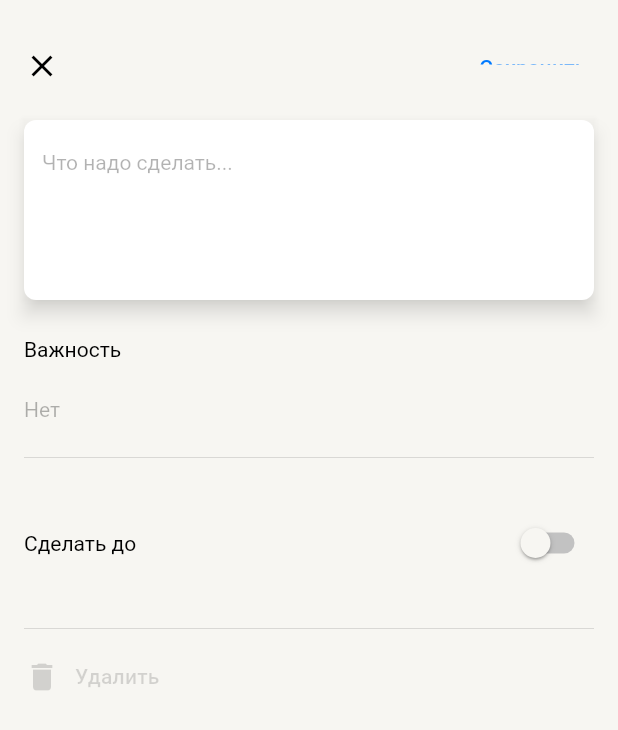
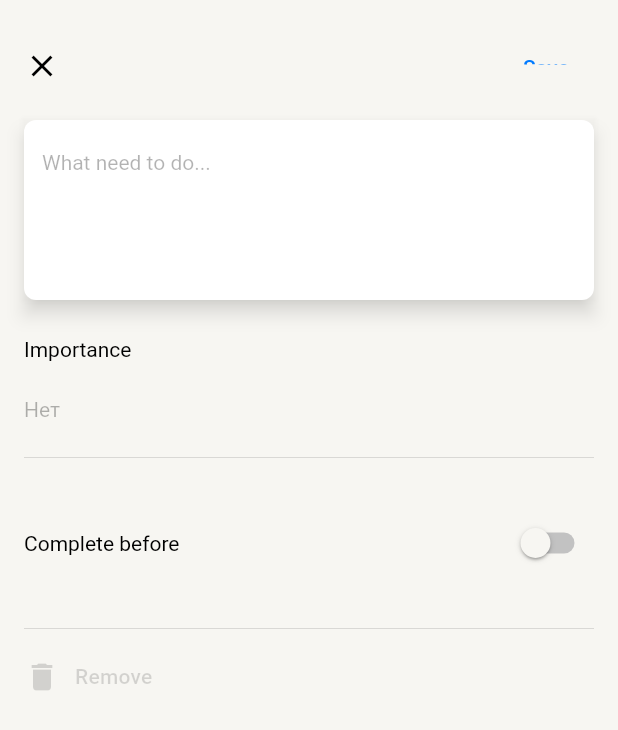
Before and after one commit to dslmnvv/todo_list, a Flutter app: the screen it shows after launch, after a tap on the "visibility off" icon, after a tap on the "add" icon, on a phone screen of 412 x 824 dp. Shown: the top 730 px of the screen. Run offline on Flutter 3.47's test engine with Material 2 defaults, Android fonts, the light colour scheme and no system bars; our stand-ins replace dio, logger, shared_preferences, sqflite_common_ffi; accounts and stored records are empty; generated files the repository leaves out were written again; network calls fail.

Commit message:
add: localizations

```diff
--- /dev/null
+++ b/l10n.yaml
@@ -0,0 +1,3 @@
+arb-dir: lib/src/_common/l10n
+template-arb-file: app_ru.arb
+output-localization-file: app_localization.dart
--- /dev/null
+++ b/lib/src/_common/l10n/app_en.arb
@@ -0,0 +1,15 @@
+{
+    "language" : "English",
+    "myTasks" : "My Tasks",
+    "done" : "Done",
+    "newk" : "New",
+    "hooray" : "Hooray, all things are done",
+    "save" : "Save",
+    "whatNeed" : "What need to do...",
+    "makeUp" : "Complete before",
+    "remove" : "Remove",
+    "no" : "No",
+    "low" : "Low",
+    "high" : "High",
+    "importance" : "Importance"
+}
--- /dev/null
+++ b/lib/src/_common/l10n/s.dart
@@ -0,0 +1,10 @@
+import 'package:flutter/material.dart';
+
+import 'package:flutter_localizations/flutter_localizations.dart';
+
+class S{
+  static final all = [
+    const Locale('en'),
+    const Locale('ru'),
+  ];
+}
--- a/lib/src/presentation/pages/add_task_page.dart
+++ b/lib/src/presentation/pages/add_task_page.dart
@@ -1,5 +1,3 @@
-import 'dart:developer';
-
 import 'package:flutter/material.dart';
 import 'package:provider/provider.dart';
 import 'package:todo_list/src/domain/models/task.dart';
@@ -9,6 +7,7 @@ import 'package:todo_list/src/presentation/style/style_library.dart';
 import 'package:todo_list/src/presentation/style/theme/style_theme.dart';
 import 'package:todo_list/src/routing/navigation_service.dart';
 import 'package:uuid/uuid.dart';
+import 'package:flutter_gen/gen_l10n/app_localization.dart';
 
 class TaskArgs {
   final Task? task;
@@ -32,7 +31,7 @@ class AddTaskPage extends StatelessWidget {
   Widget build(BuildContext context) {
     return ChangeNotifierProvider(
         create: (context) => AddTaskProvider(task ?? Task.empty(
-          id: Uuid().v1()
+          id: const Uuid().v1()
         )),
         child: Builder(
           builder: (context) {
@@ -55,12 +54,12 @@ class AddTaskPage extends StatelessWidget {
                       onPressed: (task != null && index != null)
                           ? () => state.change(index!, task!)
                           : state.save,
-                      child: const Text('Сохранить'),
+                      child:  Text(AppLocalizations.of(context)!.save),
                     ),
                   ),
                 ),
                 body: SingleChildScrollView(
-                  physics: BouncingScrollPhysics(),
+                  physics: const BouncingScrollPhysics(),
                   child: Padding(
                     padding: StyleLibrary.padding.body,
                     child: Column(
@@ -121,7 +120,7 @@ class DescriptionField extends StatelessWidget {
           onChanged: onChanged,
           decoration: StyleLibrary.input.main.copyWith(
               fillColor: Theme.of(context).colorScheme.backSecondary,
-              hintText: 'Что надо сделать...',
+              hintText: AppLocalizations.of(context)!.whatNeed,
               hintStyle: Theme.of(context).textTheme.bodyMedium?.copyWith(
                     color: StyleLibrary.color.tertiary,
                   ))),
@@ -162,7 +161,7 @@ class _PriorityContainerState extends State<PriorityContainer> {
       mainAxisAlignment: MainAxisAlignment.start,
       crossAxisAlignment: CrossAxisAlignment.start,
       children: [
-        Text('Важность', style: Theme.of(context).textTheme.bodyMedium),
+        Text(AppLocalizations.of(context)!.importance, style: Theme.of(context).textTheme.bodyMedium),
         StyleLibrary.padding.hBoxMini,
         DropdownButton(
           underline: const SizedBox(),
@@ -266,7 +265,7 @@ class _DatePickerContainerState extends State<DatePickerContainer> {
         Column(
           crossAxisAlignment: CrossAxisAlignment.start,
           children: [
-            Text('Сделать до', style: Theme.of(context).textTheme.bodyMedium),
+            Text(AppLocalizations.of(context)!.makeUp, style: Theme.of(context).textTheme.bodyMedium),
             (useDate)
                 ? TextButton(
                     style: TextButton.styleFrom(padding: EdgeInsets.zero),
@@ -328,9 +327,9 @@ class DeleteButton extends StatelessWidget {
           crossAxisAlignment: CrossAxisAlignment.center,
           mainAxisSize: MainAxisSize.min,
           children: [
-            Icon(Icons.delete),
-            SizedBox(width: 10),
-            Text('Удалить',
+            const Icon(Icons.delete),
+            const SizedBox(width: 10),
+            Text(AppLocalizations.of(context)!.remove,
                 style: StyleLibrary.font.button.copyWith(
                   color: (onRemove == null)
                       ? StyleLibrary.color.disable
--- a/lib/src/presentation/pages/home_page.dart
+++ b/lib/src/presentation/pages/home_page.dart
@@ -6,6 +6,7 @@ import 'package:todo_list/src/presentation/pages/appbar/custom_app_bar.dart';
 import 'package:todo_list/src/presentation/providers/home_provider.dart';
 import 'package:todo_list/src/presentation/style/style_library.dart';
 import 'package:todo_list/src/presentation/style/theme/style_theme.dart';
+import 'package:flutter_gen/gen_l10n/app_localization.dart';
 
 class HomePage extends StatefulWidget {
   const HomePage({Key? key}) : super(key: key);
@@ -27,10 +28,12 @@ class _HomePageState extends State<HomePage> {
 
   @override
   Widget build(BuildContext context) {
+
+
     var state = context.watch<HomeProvider>();
 
     if(state.waitStatus){
-      return Scaffold(
+      return const Scaffold(
         body: Center(child: CircularProgressIndicator()),
       );
     }
@@ -43,8 +46,8 @@ class _HomePageState extends State<HomePage> {
               parent: BouncingScrollPhysics()),
           slivers: <Widget>[
             AppBar(
-              title: 'Мои дела',
-              subTitle: 'Выполнено - ${state.complete}',
+              title: AppLocalizations.of(context)!.myTasks,
+              subTitle: '${AppLocalizations.of(context)!.done} - ${state.complete}',
               onTapEye: state.showAllTasks,
             ),
             (state.tasks.isNotEmpty)
@@ -71,7 +74,7 @@ class _HomePageState extends State<HomePage> {
                                   TextButton(
                                     onPressed: state.openAddTaskPage,
                                     child: Text(
-                                      'Новое',
+                                      AppLocalizations.of(context)!.newk,
                                       style: Theme.of(context)
                                           .textTheme
                                           .headlineMedium
@@ -107,7 +110,7 @@ class _HomePageState extends State<HomePage> {
                         mainAxisAlignment: MainAxisAlignment.center,
                         children: [
                           Text(
-                            'Ура, все дела выполнены  🥳',
+                            '${AppLocalizations.of(context)!.hooray} 🥳',
                             style: Theme.of(context).textTheme.titleMedium,
                             textAlign: TextAlign.center,
                           ),
--- a/lib/src/presentation/to_do_llist_app.dart
+++ b/lib/src/presentation/to_do_llist_app.dart
@@ -3,6 +3,9 @@ import 'package:todo_list/src/presentation/pages/home_page.dart';
 import 'package:todo_list/src/presentation/style/style_library.dart';
 import 'package:todo_list/src/routing/navigation_service.dart';
 import 'package:flutter_localizations/flutter_localizations.dart';
+import 'package:flutter_gen/gen_l10n/app_localization.dart';
+
+import '../_common/l10n/s.dart';
 
 class TodoListApp extends StatelessWidget {
   const TodoListApp({super.key});
@@ -11,12 +14,13 @@ class TodoListApp extends StatelessWidget {
   Widget build(BuildContext context) {
     return MaterialApp(
       localizationsDelegates: const [
+        AppLocalizations.delegate,
+        GlobalMaterialLocalizations.delegate,
+        GlobalCupertinoLocalizations.delegate,
+        GlobalWidgetsLocalizations.delegate,
         GlobalMaterialLocalizations.delegate
       ],
-      supportedLocales: const [
-        Locale('en'),
-        Locale('ru'),
-      ],
+      supportedLocales: S.all,
       navigatorKey: NavigationService.navigatorKey,
       theme: StyleLibrary.theme.main,
       darkTheme: StyleLibrary.theme.main, //todo: изменить тему
--- a/pubspec.yaml
+++ b/pubspec.yaml
@@ -30,6 +30,8 @@ environment:
 dependencies:
   flutter:
     sdk: flutter
+  flutter_localizations:
+    sdk: flutter
 
 
   # The following adds the Cupertino Icons font to your application.
@@ -55,6 +57,7 @@ dev_dependencies:
     flutter_launcher_icons: ^0.13.1
     change_app_package_name: ^1.1.0
     flutter_native_splash: ^2.3.1
+    flutter_lints: ^2.0.1
 flutter_launcher_icons:
   android: true
   ios: true
@@ -80,6 +83,8 @@ flutter_native_splash:
 
 # The following section is specific to Flutter packages.
 flutter:
+
+  generate: true
 
   # The following line ensures that the Material Icons font is
   # included with your application, so that you can use the icons in
```
Also changed, not shown: lib/src/_common/l10n/app_ru.arb (added, +15 -0 lines), lib/src/domain/models/task.dart (+10 -8 lines), pubspec.lock.
